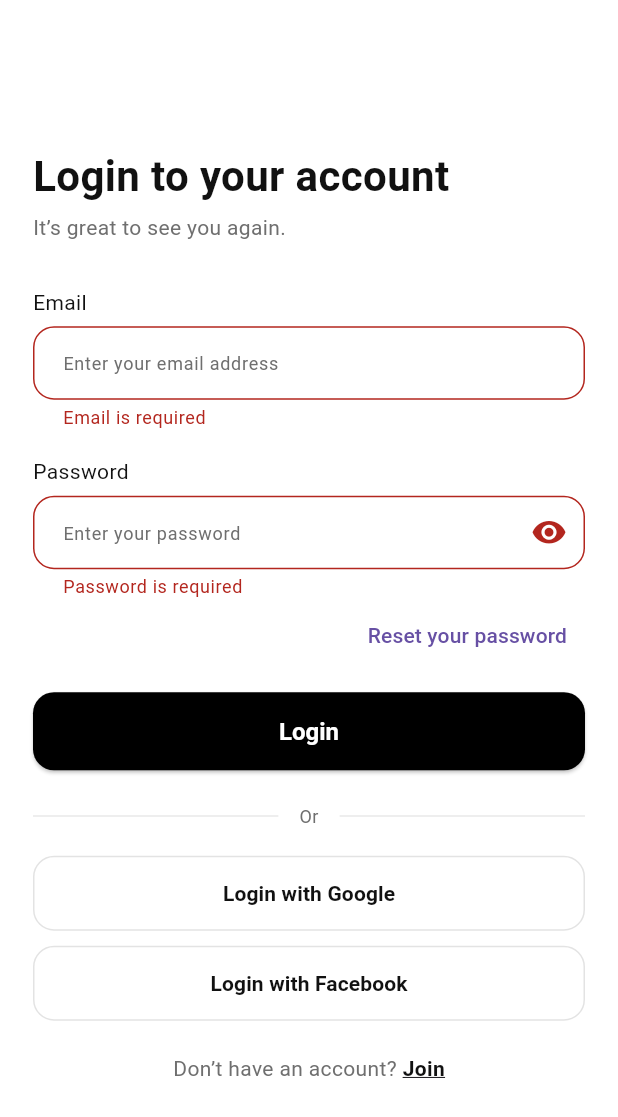
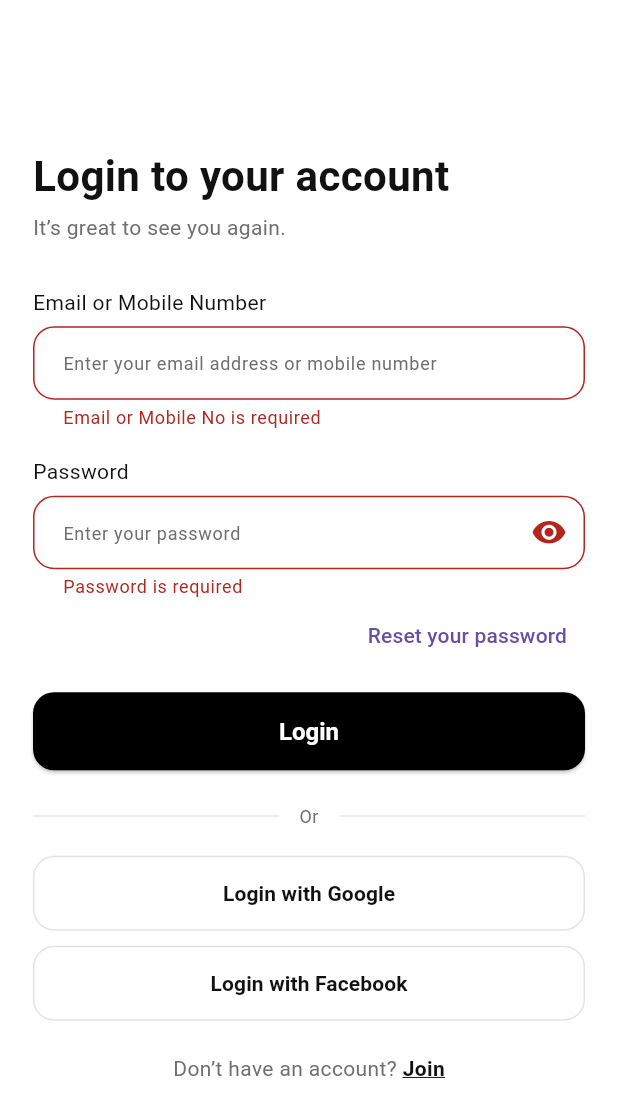
Before and after one commit to Bruhan/Ecommerce_Mobile_App_Flutter, a Flutter app: the screen it shows after launch, after a tap on "Login", on a phone screen of 412 x 824 dp. Shown: the top 1117 px of the screen. Run offline on Flutter 3.47's test engine with Material 3 defaults, Android fonts, the phone set to English and light mode, and no system bars; our stand-ins replace flutter_secure_storage, shared_preferences; network calls fail.

Commit message:
Implemented Login Authentication

```diff
--- /dev/null
+++ b/lib/globals/globals.dart
@@ -0,0 +1,6 @@
+class Globals {
+  static String plant = "C2620614616S2T";
+  static String ORIGIN = "localhost:3000";
+  // static String API_BASE_URL = "https://api-fmworker-ind.u-clo.com/AlphabitEcommerce.0.1/api";
+  static String API_BASE_URL = "http://10.0.2.2:9071/api";
+}
--- a/lib/main.dart
+++ b/lib/main.dart
@@ -1,15 +1,77 @@
+import 'dart:convert';
+
 import 'package:flutter/material.dart';
+import 'package:flutter_secure_storage/flutter_secure_storage.dart';
+import 'globals/globals.dart';
 import 'globals/theme.dart';
 import 'routes/route_generator.dart';
 import 'routes/routes.dart';
+import 'package:shared_preferences/shared_preferences.dart';
+
+final storage = FlutterSecureStorage();
+
+String decodeJwt(String token) {
+  final parts = token.split('.');
+  if(parts.length != 3) {
+    throw Exception('Invalid JWT Token');
+  }
+
+  final payload = parts[1];
+  final normalized = base64.normalize(payload);
+  final decodedBytes = base64.decode(normalized);
+  final decodedString = utf8.decode(decodedBytes);
+
+  return decodedString;
+}
+
+Map<String, dynamic>? processJwt(String accessToken) {
+  try {
+
+    final decodedPayload = decodeJwt(accessToken);
+    final payloadMap = json.decode(decodedPayload);
+
+    // print("Decoded Payload: $payloadMap");
+    // print("Expiration: ${payloadMap['exp']}");
+    // print("Subject: ${payloadMap['sub']}");
+    return payloadMap;
+  } catch (e) {
+    print("Error decoding JWT: $e");
+  }
+  return null;
+}
+
+Future<void> clearStorageOnFirstLaunch() async {
+  final prefs = await SharedPreferences.getInstance();
+  final isFirstLaunch = prefs.getBool('isFirstLaunch') ?? true;
+
+  if (isFirstLaunch) {
+    // Clear all secure storage
+    await storage.deleteAll();
+
+    // Set first launch flag to false
+    await prefs.setBool('isFirstLaunch', false);
+  }
+}
 
 void main() async {
   WidgetsFlutterBinding.ensureInitialized();
+  await clearStorageOnFirstLaunch();
   runApp(const MyApp());
 }
 
-class MyApp extends StatelessWidget {
+class MyApp extends StatefulWidget {
   const MyApp({super.key});
+
+  @override
+  State<MyApp> createState() => _MyAppState();
+}
+
+class _MyAppState extends State<MyApp> {
+
+  Future<String> get jwtOrEmpty async {
+    var jwt = await storage.read(key: "jwt") ?? "";
+    return jwt;
+  }
 
   @override
   Widget build(BuildContext context) {
@@ -19,7 +81,7 @@ class MyApp extends StatelessWidget {
       theme: buildAppTheme(),
       // Start with splash screen
       initialRoute: Routes.splash,
-      onGenerateRoute: RouteGenerator.generateRoute,
+      onGenerateRoute: (settings) => RouteGenerator.generateRoute(settings),
       // Optional: smooth fade transition when switching routes
       builder: (context, child) {
         return AnimatedSwitcher(
@@ -27,6 +89,46 @@ class MyApp extends StatelessWidget {
           child: child,
         );
       },
+        home: FutureBuilder(future: jwtOrEmpty, builder: (context, snapshot) {
+
+          if(!snapshot.hasData) return const Scaffold(body: Center(child: CircularProgressIndicator(),),);
+
+          // print('Snapshot hasData: ${snapshot.hasData}');
+          // print('Snapshot data: ${snapshot.data}');
+
+          if(snapshot.data != null && snapshot.data != "") {
+            var decodedJson = json.decode(snapshot.data!);
+
+            if(decodedJson['accessToken'] != null) {
+
+              var decoded = processJwt(decodedJson['accessToken']);
+              print(decoded);
+
+              if(decoded != null)  {
+
+
+                var loginType = storage.read(key: "loginType");
+                loginType.then((val) {
+                    Globals.plant = decoded['plt'];
+
+                    var expiration = DateTime.fromMillisecondsSinceEpoch(decoded["exp"] * 1000);
+
+
+                    if(expiration.isAfter(DateTime.now())) {
+
+                      Future.microtask(() => Navigator.pushReplacementNamed(context, Routes.home));
+                      return Container();
+                    }
+                });
+
+              }
+            }
+          }
+
+          Future.microtask(() => Navigator.pushReplacementNamed(context, Routes.login));
+          return Container();
+
+        })
     );
   }
 }
--- /dev/null
+++ b/lib/modules/auth/constants/auth-api.constant.dart
@@ -0,0 +1,3 @@
+class AuthApiConstant {
+  static String loginWithPassword = "/auth/login-with-password";
+}
--- a/lib/modules/auth/screens/login_screen.dart
+++ b/lib/modules/auth/screens/login_screen.dart
@@ -1,8 +1,17 @@
+import 'dart:convert';
+
+import 'package:ecommerce_mobile/globals/globals.dart';
+import 'package:ecommerce_mobile/modules/auth/constants/auth-api.constant.dart';
+import 'package:ecommerce_mobile/modules/auth/types/login_with_password_response.dart';
+import 'package:ecommerce_mobile/modules/general/types/api.types.dart';
 import 'package:flutter/material.dart';
 import 'package:ecommerce_mobile/globals/theme.dart';
 import 'package:ecommerce_mobile/routes/routes.dart';
 import 'package:ecommerce_mobile/widgets/app_button.dart';
 import 'package:ecommerce_mobile/widgets/app_text_field.dart';
+
+import '../../../network/api_service.dart';
+import '../lib/jwt.dart';
 
 class LoginScreen extends StatefulWidget {
   const LoginScreen({super.key});
@@ -13,14 +22,14 @@ class LoginScreen extends StatefulWidget {
 
 class _LoginScreenState extends State<LoginScreen> {
   final _formKey = GlobalKey<FormState>();
-  final _email = TextEditingController();
+  final _username = TextEditingController();
   final _password = TextEditingController();
   bool _obscure = true;
   bool _loading = false;
 
   @override
   void dispose() {
-    _email.dispose();
+    _username.dispose();
     _password.dispose();
     super.dispose();
   }
@@ -29,17 +38,50 @@ class _LoginScreenState extends State<LoginScreen> {
     if (!_formKey.currentState!.validate()) return;
     setState(() => _loading = true);
 
-    // Simulate backend delay
-    await Future.delayed(const Duration(milliseconds: 700));
+    final ApiService _apiService = ApiService();
+    try {
+      var reqBody = {
+        'authenticationId': _username.text,
+        'password': _password.text,
+        'loginType': "user"
+      };
+
+      final res = await _apiService.post(AuthApiConstant.loginWithPassword, json.encode(reqBody));
+      print(res);
+
+      WebResponse<LoginWithPasswordResponse> response = WebResponse.fromJson(res, (data) {
+        return LoginWithPasswordResponse.fromJson(data);
+      });
+
+      if(response.statusCode == 401) {
+        ScaffoldMessenger.of(context).showSnackBar(
+            SnackBar(content: Text(response.message))
+        );
+      }
+
+      if(response.statusCode == 200) {
+        LoginWithPasswordResponse loginData = response.results;
+        Map<String, dynamic>? decodedToken = JWT.processJwt(loginData.token);
+        storage.write(key: 'jwt', value: loginData.token);
 
         setState(() => _loading = false);
 
-    // ✅ Navigate to Home and clear back stack
         Navigator.pushNamedAndRemoveUntil(
           context,
           Routes.home,
           (route) => false,
         );
+      }
+
+    } catch (err) {
+      print(err.toString());
+      ScaffoldMessenger.of(context).showSnackBar(
+          SnackBar(
+              content: Text(err.toString())
+          )
+      );
+    }
+
   }
 
   @override
@@ -70,18 +112,19 @@ class _LoginScreenState extends State<LoginScreen> {
                       Text("It’s great to see you again.",
                           style: AppTextStyles.subtitle),
                       SizedBox(height: AppSpacing.xxl),
-                      Text('Email', style: AppTextStyles.body),
+                      Text('Email or Mobile Number', style: AppTextStyles.body),
                       SizedBox(height: AppSpacing.xs),
                       AppTextField(
-                        controller: _email,
-                        hint: 'Enter your email address',
-                        keyboardType: TextInputType.emailAddress,
+                        controller: _username,
+                        hint: 'Enter your email address or mobile number',
+                        keyboardType: TextInputType.text,
                         validator: (v) {
                           if (v == null || v.isEmpty)
-                            return 'Email is required';
-                          final ok =
-                              RegExp(r'^[^@]+@[^@]+\.[^@]+').hasMatch(v.trim());
-                          return ok ? null : 'Enter a valid email';
+                            return 'Email or Mobile No is required';
+                          final ok = RegExp(
+                              r'^((\+91)?[6-9]\d{9}|[^@]+@[^@]+\.[^@]+)$'
+                          ).hasMatch(v.trim());
+                          return ok ? null : 'Enter a valid email or mobile number';
                         },
                       ),
                       SizedBox(height: AppSpacing.lg),
--- /dev/null
+++ b/lib/modules/auth/types/login_with_password_response.dart
@@ -0,0 +1,83 @@
+import 'package:json_annotation/json_annotation.dart';
+
+part 'login_with_password_response.g.dart';
+
+@JsonSerializable()
+class LoginWithPasswordResponse {
+  final String token;
+  final String? plant;
+  final Ecomconfig? ecomconfig;
+
+  const LoginWithPasswordResponse({
+    required this.token,
+    this.plant,
+    this.ecomconfig,
+  });
+
+  factory LoginWithPasswordResponse.fromJson(Map<String, dynamic> json) =>
+      _$LoginWithPasswordResponseFromJson(json);
+
+  Map<String, dynamic> toJson() => _$LoginWithPasswordResponseToJson(this);
+}
+
+@JsonSerializable()
+class Ecomconfig {
+  final String? plant;
+  final String? plntDesc;
+  final String? numberOfDecimal;
+  final String? isLowStockThreshold;
+  final String? whatsappNumber;
+  final String? defaultInquiryMessage;
+  final String? facebook;
+  final String? instagram;
+  final String? tiktok;
+  final String? snapchat;
+  final String? twitter;
+  final String? linkedin;
+  final String? youtube;
+  final String? crAt;
+  final String? crBy;
+  final String? upAt;
+  final String? upBy;
+  final String? LOCATION;
+  final bool? isTwoFactorEnabled;
+  final String? twilioAccountSid;
+  final String? twilioAuthToken;
+  final String? twilioOutgoingSmsNumber;
+  final String? fast2SmsApiKey;
+  final String? delhiveryApiKey;
+  final String? whatsappBusinessApiKey;
+
+  const Ecomconfig({
+    this.plant,
+    this.plntDesc,
+    this.numberOfDecimal,
+    this.isLowStockThreshold,
+    this.whatsappNumber,
+    this.defaultInquiryMessage,
+    this.facebook,
+    this.instagram,
+    this.tiktok,
+    this.snapchat,
+    this.twitter,
+    this.linkedin,
+    this.youtube,
+    this.crAt,
+    this.crBy,
+    this.upAt,
+    this.upBy,
+    this.LOCATION,
+    this.isTwoFactorEnabled,
+    this.twilioAccountSid,
+    this.twilioAuthToken,
+    this.twilioOutgoingSmsNumber,
+    this.fast2SmsApiKey,
+    this.delhiveryApiKey,
+    this.whatsappBusinessApiKey,
+  });
+
+  factory Ecomconfig.fromJson(Map<String, dynamic> json) =>
+      _$EcomconfigFromJson(json);
+
+  Map<String, dynamic> toJson() => _$EcomconfigToJson(this);
+}
--- /dev/null
+++ b/lib/modules/general/types/api.types.dart
@@ -0,0 +1,32 @@
+class WebResponse<T> {
+  final T results;
+  final int statusCode;
+  final String message;
+
+  WebResponse({required this.results, required this.statusCode, required this.message});
+
+  factory WebResponse.fromJson(
+      Map<String, dynamic> json,
+      T Function(dynamic) fromJsonT,
+      ) {
+    return WebResponse<T>(
+        results: fromJsonT(json['results']),
+        statusCode: json['statusCode'],
+        message: json['message'],
+    );
+  }
+
+  // toJson method to convert WebResponse<T> to Map
+  Map<String, dynamic> toJson(Object Function(T) toJsonT) {
+    return {
+      'results': toJsonT(results),
+      'statusCode': statusCode,
+      'message': message,
+    };
+  }
+
+  @override
+  String toString() {
+    return 'WebResponse{results: $results, statusCode: $statusCode, message: $message}';
+  }
+}
--- a/lib/modules/home/screens/home_shell.dart
+++ b/lib/modules/home/screens/home_shell.dart
@@ -38,10 +38,10 @@ class _HomeShellState extends State<HomeShell> {
       body: SafeArea(
         child: Center(
           child: ConstrainedBox(
-            constraints: const BoxConstraints(maxWidth: 420),
+            constraints: const BoxConstraints(maxWidth: 500),
             child: shouldApplyPadding
                 ? Padding(
-                    padding: const EdgeInsets.symmetric(horizontal: AppSpacing.xl),
+                    padding: const EdgeInsets.symmetric(horizontal: AppSpacing.sm),
                     child: screen,
                   )
                 : screen,
--- a/lib/modules/home/screens/new_address_screen.dart
+++ b/lib/modules/home/screens/new_address_screen.dart
@@ -36,7 +36,7 @@ class _NewAddressScreenState extends State<NewAddressScreen> {
             // map placeholder (replace with real map widget later)
             Container(
               height: 220,
-              color: AppColors.card,
+              color: AppColors.surface,
               alignment: Alignment.center,
               child: const Icon(Icons.map_outlined, size: 48),
             ),
--- a/pubspec.yaml
+++ b/pubspec.yaml
@@ -37,6 +37,9 @@ dependencies:
   cupertino_icons: ^1.0.8
   google_fonts: ^6.3.0
   flutter_svg: ^2.1.0
+  flutter_secure_storage: ^9.2.2
+  shared_preferences: ^2.3.1
+  json_annotation: ^4.9.0
 
 dev_dependencies:
   flutter_test:
@@ -48,6 +51,8 @@ dev_dependencies:
   # package. See that file for information about deactivating specific lint
   # rules and activating additional ones.
   flutter_lints: ^4.0.0
+  json_serializable: ^6.9.0
+  build_runner: ^2.4.13
 
 # For information on the generic Dart part of this file, see the
 # following page: https://dart.dev/tools/pub/pubspec
```
Also changed, not shown: lib/modules/auth/lib/jwt.dart (added, +32 -0 lines), lib/network/api_service.dart (added, +154 -0 lines), lib/modules/auth/types/login_with_password_response.g.dart (added), pubspec.lock, 6 other files. Lines whose indentation alone changed are shown as unchanged.
